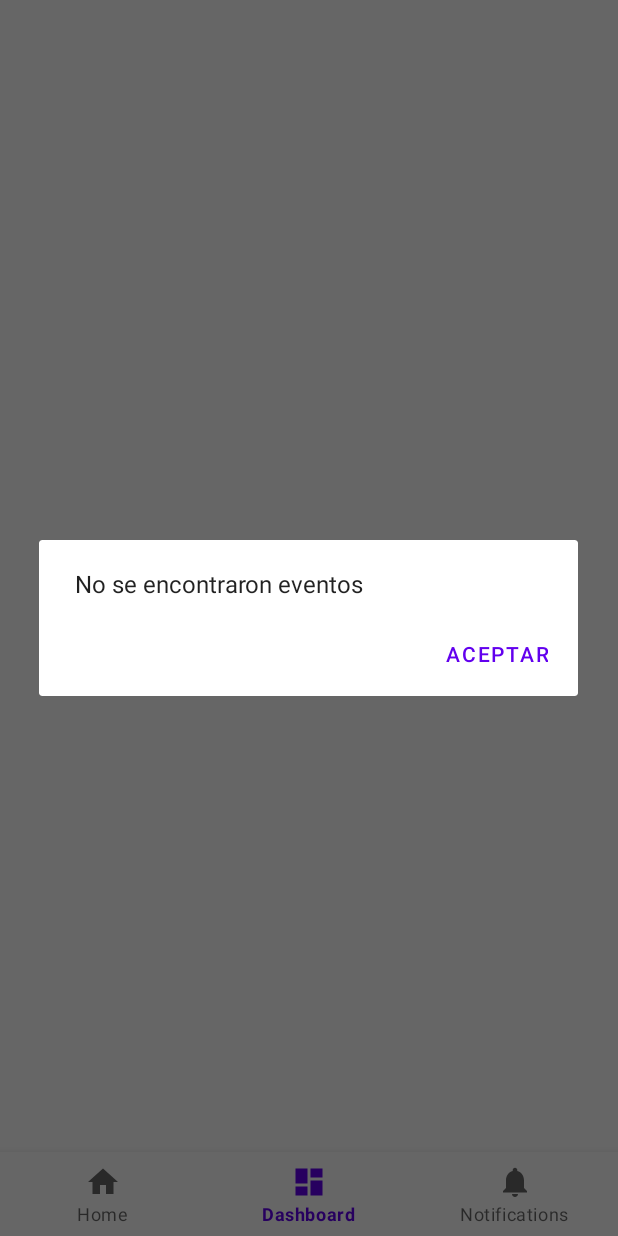
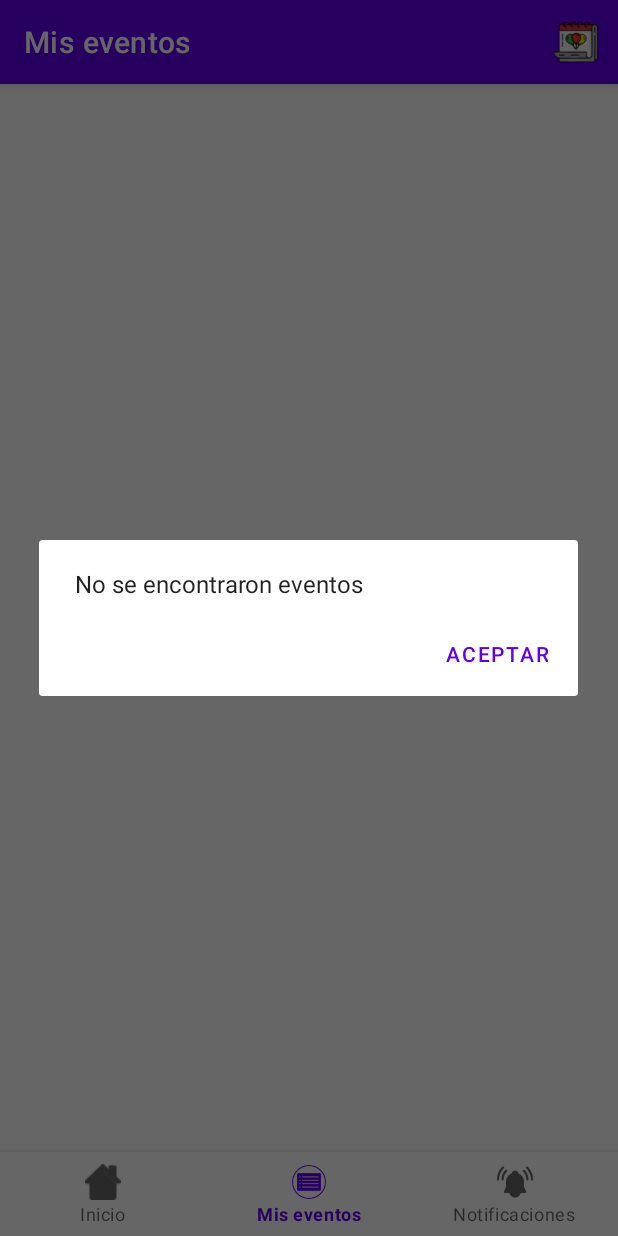
Before and after one commit to santi161603/PuntoCel-Manage, an Android app: the screen it shows after launch (MainActivity), item 2 of the bottom bar chosen, on a phone screen of 412 x 824 dp. Run offline under Robolectric (Android 15) with nearby library versions, the phone set to English and light mode, and no system bars; our stand-ins replace Firebase (no records; nobody signed in at launch, a user with empty details on screens opened directly), Picasso, navigation-ui.

Commit message:
drawable

```diff
--- a/app/build.gradle.kts
+++ b/app/build.gradle.kts
@@ -10,7 +10,7 @@ android {
 
     defaultConfig {
         applicationId = "com.uni.proyecto.event"
-        minSdk = 26
+        minSdk = 28
         targetSdk = 34
         versionCode = 1
         versionName = "1.0"
--- a/app/src/main/java/com/uni/proyecto/event/MainActivity.kt
+++ b/app/src/main/java/com/uni/proyecto/event/MainActivity.kt
@@ -1,19 +1,33 @@
 package com.uni.proyecto.event
 
 import android.app.AlertDialog
+import android.graphics.ImageDecoder
+import android.graphics.drawable.AnimatedImageDrawable
 import android.os.Bundle
+import android.view.Menu
+import android.view.MenuItem
+import androidx.appcompat.app.ActionBarDrawerToggle
 import com.google.android.material.bottomnavigation.BottomNavigationView
 import androidx.appcompat.app.AppCompatActivity
+import androidx.core.view.GravityCompat
+import androidx.drawerlayout.widget.DrawerLayout
 import androidx.navigation.findNavController
 import androidx.navigation.ui.AppBarConfiguration
 import androidx.navigation.ui.setupActionBarWithNavController
 import androidx.navigation.ui.setupWithNavController
+import com.google.android.material.navigation.NavigationView
 import com.uni.proyecto.event.databinding.ActivityMainBinding
+import kotlinx.coroutines.CoroutineScope
+import kotlinx.coroutines.Dispatchers
+import kotlinx.coroutines.launch
+import kotlinx.coroutines.withContext
 
 class MainActivity : AppCompatActivity() {
 
     private lateinit var binding: ActivityMainBinding
     private var dialog: AlertDialog? = null
+    private lateinit var drawerLayout: DrawerLayout
+    private lateinit var toggle: ActionBarDrawerToggle
 
     override fun onCreate(savedInstanceState: Bundle?) {
         super.onCreate(savedInstanceState)
@@ -21,18 +35,63 @@ class MainActivity : AppCompatActivity() {
         setContentView(binding.root)
 
         val navView: BottomNavigationView = binding.navView
+        val navController = findNavController(R.id.fragment_activity_main)
+        navView.setupWithNavController(navController)
 
-        val navController = findNavController(R.id.fragment_activity_main)
+        drawerLayout = binding.container
+
+        // Configurar el NavigationView
+        val navViewTwo: NavigationView = findViewById(R.id.nav_view_dra)
+        navViewTwo.setupWithNavController(navController)
+        navViewTwo.setNavigationItemSelectedListener { menuItem ->
+            // Manejar clic en elementos del menú
+            when (menuItem.itemId) {
+                R.id.nav_item_1 -> {
+                    // Acciones para el Item 1
+                }
+                R.id.nav_item_2 -> {
+                    // Acciones para el Item 2
+                }
+                R.id.nav_item_3 -> {
+                    // Acciones para el Item 3
+                }
+            }
+            // Cerrar el drawer al seleccionar un item
+            drawerLayout.closeDrawer(GravityCompat.START)
+            true
+        }
 
         val appBarConfiguration = AppBarConfiguration(
-            setOf(
+           setOf(
                 R.id.navigation_home, R.id.navigation_dashboard, R.id.navigation_notifications
             )
         )
+        setupActionBarWithNavController(navController, appBarConfiguration)
+    }
 
-       // setupActionBarWithNavController(navController, appBarConfiguration)
-        navView.setupWithNavController(navController)
+    override fun onCreateOptionsMenu(menu: Menu?): Boolean {
+        menuInflater.inflate(R.menu.menu_main, menu)
+        return true
     }
+    override fun onOptionsItemSelected(item: MenuItem): Boolean {
+        return when (item.itemId) {
+            R.id.action_settings -> {
+                drawerLayout.openDrawer(GravityCompat.START)
+                true
+            }
+            else -> super.onOptionsItemSelected(item)
+        }
+    }
+
+
+    override fun onBackPressed() {
+        if (drawerLayout.isDrawerOpen(GravityCompat.START)) {
+            drawerLayout.closeDrawer(GravityCompat.START)
+        } else {
+            super.onBackPressed()
+        }
+    }
+
 
     fun ShowAlert(mss: String,onClickResult: (() -> Unit)? = null) {
         val builder = AlertDialog.Builder(this)
--- a/app/src/main/res/layout/activity_main.xml
+++ b/app/src/main/res/layout/activity_main.xml
@@ -1,9 +1,13 @@
 <?xml version="1.0" encoding="utf-8"?>
-<androidx.constraintlayout.widget.ConstraintLayout xmlns:android="http://schemas.android.com/apk/res/android"
+<androidx.drawerlayout.widget.DrawerLayout xmlns:android="http://schemas.android.com/apk/res/android"
     xmlns:app="http://schemas.android.com/apk/res-auto"
     android:id="@+id/container"
     android:layout_width="match_parent"
     android:layout_height="match_parent">
+
+    <androidx.constraintlayout.widget.ConstraintLayout
+        android:layout_width="match_parent"
+        android:layout_height="match_parent">
 
     <com.google.android.material.bottomnavigation.BottomNavigationView
         android:id="@+id/nav_view"
@@ -29,4 +33,15 @@
         app:layout_constraintTop_toTopOf="parent"
         app:navGraph="@navigation/mobile_navigation" />
 
-</androidx.constraintlayout.widget.ConstraintLayout>
+    </androidx.constraintlayout.widget.ConstraintLayout>
+
+        <!-- NavigationView -->
+        <com.google.android.material.navigation.NavigationView
+            android:id="@+id/nav_view_dra"
+            android:layout_width="wrap_content"
+            android:layout_height="match_parent"
+            android:layout_gravity="start"
+            app:menu="@menu/drawer_menu" /> <!-- Archivo de menú para el drawer -->
+        <!-- app:headerLayout="@layout/nav_header" Opcional: encabezado -->
+
+</androidx.drawerlayout.widget.DrawerLayout>
--- a/app/src/main/res/layout/fragment_home.xml
+++ b/app/src/main/res/layout/fragment_home.xml
@@ -19,9 +19,9 @@
         app:layout_constraintHorizontal_bias="0.0"
         app:layout_constraintStart_toStartOf="parent"
         app:layout_constraintTop_toTopOf="parent"
-        tools:text="Tipos de eventos"
-        tools:textColor="@color/black"
-        tools:textStyle="bold" />
+        android:text="@string/tipos_de_eventos"
+        android:textColor="@color/black"
+        android:textStyle="bold" />
 
     <TextView
         android:id="@+id/emply"
--- a/app/src/main/res/menu/bottom_nav_menu.xml
+++ b/app/src/main/res/menu/bottom_nav_menu.xml
@@ -3,17 +3,17 @@
 
     <item
         android:id="@+id/navigation_home"
-        android:icon="@drawable/ic_home_black_24dp"
+        android:icon="@drawable/inicio"
         android:title="@string/title_home" />
 
     <item
         android:id="@+id/navigation_dashboard"
-        android:icon="@drawable/ic_dashboard_black_24dp"
+        android:icon="@drawable/lista"
         android:title="@string/title_dashboard" />
 
     <item
         android:id="@+id/navigation_notifications"
-        android:icon="@drawable/ic_notifications_black_24dp"
+        android:icon="@drawable/notificacion"
         android:title="@string/title_notifications" />
 
 </menu>
--- /dev/null
+++ b/app/src/main/res/menu/drawer_menu.xml
@@ -0,0 +1,12 @@
+<?xml version="1.0" encoding="utf-8"?>
+<menu xmlns:android="http://schemas.android.com/apk/res/android">
+    <item
+        android:id="@+id/nav_item_1"
+        android:title="Item 1" />
+    <item
+        android:id="@+id/nav_item_2"
+        android:title="Item 2" />
+    <item
+        android:id="@+id/nav_item_3"
+        android:title="Item 3" />
+</menu>
--- /dev/null
+++ b/app/src/main/res/menu/menu_main.xml
@@ -0,0 +1,9 @@
+<?xml version="1.0" encoding="utf-8"?>
+<menu xmlns:android="http://schemas.android.com/apk/res/android"
+    xmlns:app="http://schemas.android.com/apk/res-auto">
+    <item
+        android:id="@+id/action_settings"
+        android:title="Settings"
+        android:icon="@drawable/calendario"
+        app:showAsAction="ifRoom" />
+</menu>
--- a/app/src/main/res/values/strings.xml
+++ b/app/src/main/res/values/strings.xml
@@ -1,8 +1,9 @@
 <resources>
     <string name="app_name">Eventos Proyect</string>
-    <string name="title_home">Home</string>
-    <string name="title_dashboard">Dashboard</string>
-    <string name="title_notifications">Notifications</string>
+    <string name="title_home">Inicio</string>
+    <string name="title_dashboard">Mis eventos</string>
+    <string name="title_notifications">Notificaciones</string>
     <string name="no_hay_eventos_disponibles">No hay eventos disponibles</string>
     <string name="cargando">Cargando...</string>
+    <string name="tipos_de_eventos">Tipos de eventos</string>
 </resources>
--- a/app/src/main/res/values/themes.xml
+++ b/app/src/main/res/values/themes.xml
@@ -1,6 +1,6 @@
 <resources xmlns:tools="http://schemas.android.com/tools">
     <!-- Base application theme. -->
-    <style name="Theme.Event" parent="Theme.MaterialComponents.Light.NoActionBar">
+    <style name="Theme.Event" parent="Theme.MaterialComponents.Light.DarkActionBar">
         <!-- Primary brand color. -->
         <item name="colorPrimary">@color/purple_500</item>
         <item name="colorPrimaryVariant">@color/purple_700</item>
@@ -11,6 +11,19 @@
         <item name="colorOnSecondary">@color/black</item>
         <!-- Status bar color. -->
         <item name="android:statusBarColor">?attr/colorPrimaryVariant</item>
-        <!-- Customize your theme here. -->
+        <!-- Customize your theme here. -->   <!-- Customize ActionBar -->
+        <item name="android:actionBarStyle">@style/MyActionBar</item>
+    </style>
+
+    <!-- Custom ActionBar style -->
+    <style name="MyActionBar" parent="Widget.AppCompat.ActionBar">
+        <item name="background">@color/purple_500</item> <!-- Color de fondo del ActionBar -->
+        <item name="titleTextStyle">@style/MyActionBarTitleText</item> <!-- Estilo del texto del título -->
+    </style>
+
+    <!-- Custom ActionBar title text style -->
+    <style name="MyActionBarTitleText" parent="TextAppearance.AppCompat.Widget.ActionBar.Title">
+        <item name="android:textColor">@color/white</item> <!-- Color del texto del título -->
+        <item name="android:textSize">20sp</item> <!-- Tamaño de texto -->
     </style>
 </resources>
```
Also changed, not shown: app/src/main/res/layout/toolbar_layout.xml (added, +27 -0 lines), app/src/main/res/drawable/calendario.png (added), app/src/main/res/drawable/inicio.png (added), app/src/main/res/drawable/lista.png (added), app/src/main/res/drawable/notificacion.png (added), app/src/main/res/raw/evento.gif (added).
